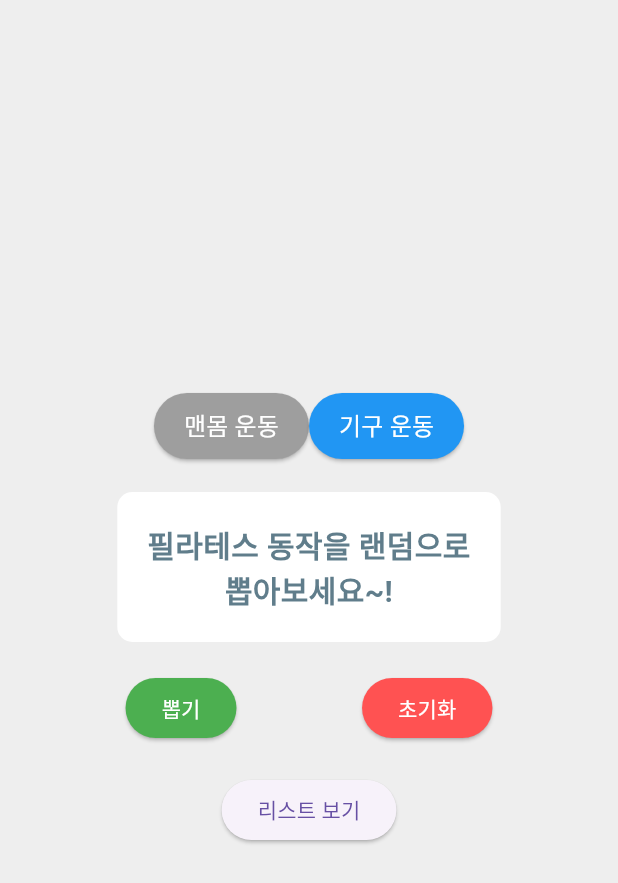
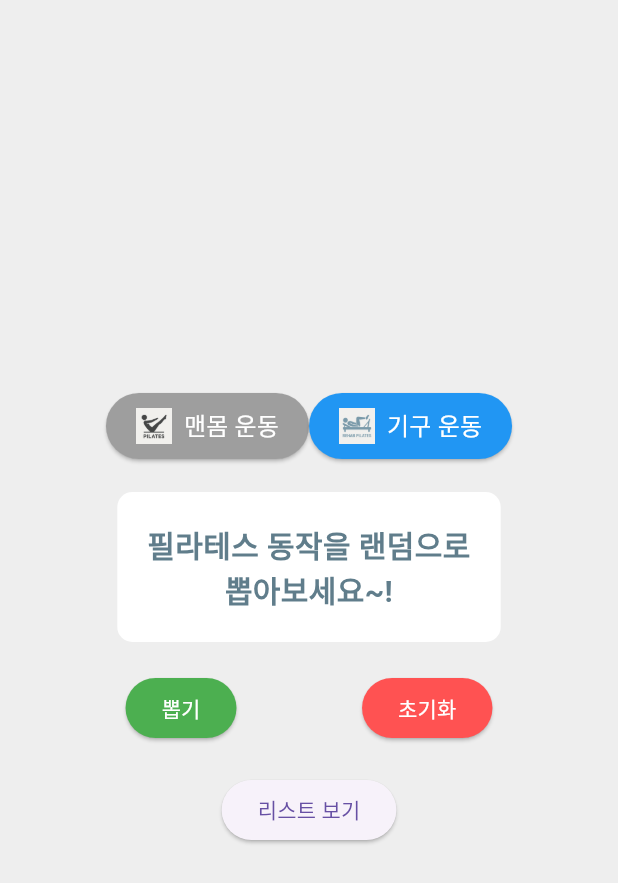
Before and after one commit to 4keool/pilates-yoobin, a Flutter app: the screen it shows after launch, on a phone screen of 412 x 824 dp. Shown: the top 883 px of the screen. Run offline on Flutter 3.47's test engine with Material 3 defaults, Android fonts, the phone set to English and light mode, and no system bars; our stand-ins replace firebase_core; accounts and stored records are empty.

```diff
--- a/lib/main.dart
+++ b/lib/main.dart
@@ -208,9 +208,21 @@ class _LotteryScreenState extends State<LotteryScreen> {
                   padding:
                       const EdgeInsets.symmetric(horizontal: 20, vertical: 10),
                 ),
-                child: Text(
-                  type,
-                  style: const TextStyle(color: Colors.white, fontSize: 16),
+                child: Row(
+                  children: [
+                    Image.asset(
+                      type == "맨몸 운동"
+                          ? 'assets/pilates_icon.png'
+                          : 'assets/rehab pilates_icon.png',
+                      width: 24,
+                      height: 24,
+                    ),
+                    const SizedBox(width: 8),
+                    Text(
+                      type,
+                      style: const TextStyle(color: Colors.white, fontSize: 16),
+                    ),
+                  ],
                 ),
               );
             }).toList(),
```
Also changed, not shown: pubspec.yaml (+4 -3 lines), assets/icon.png (added), assets/pilates_icon.png (added), assets/rehab pilates_icon.png (added), 1 other file.
